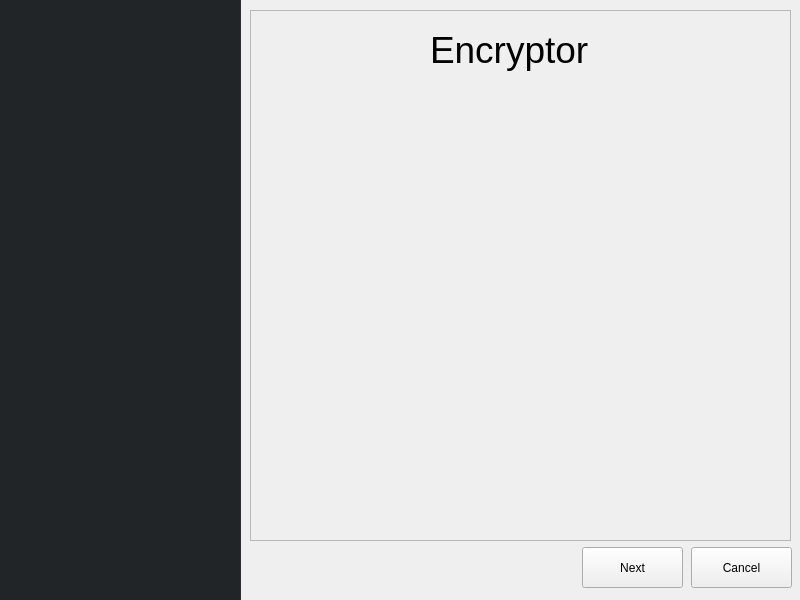
Before: the Qt Designer form installer.ui in NipunEranda/Encryptor-Installer, drawn with Qt 5.
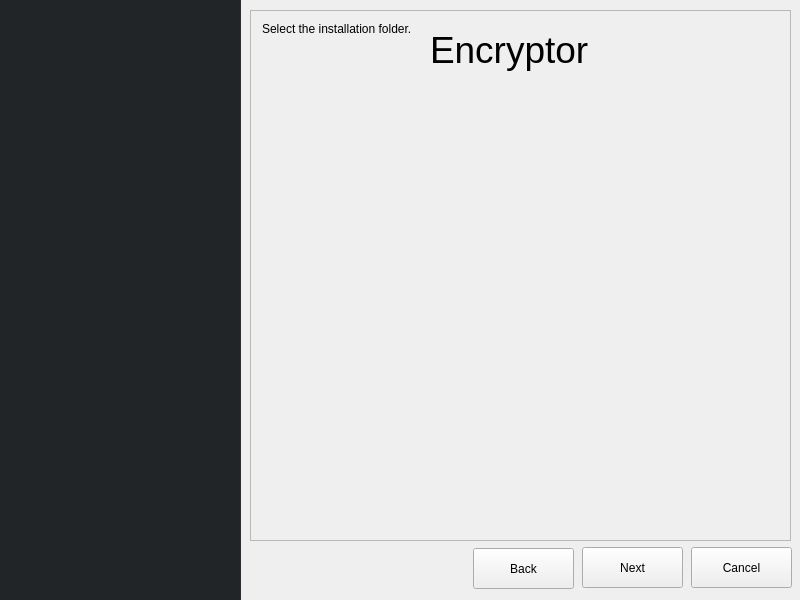
After: the same form once the commit is applied.

Commit message: back button configured

```diff
--- a/installer.ui
+++ b/installer.ui
@@ -136,6 +136,35 @@
     </property>
     <property name="frameShadow">
      <enum>QFrame::Shadow::Raised</enum>
+    </property>
+    <widget class="QLabel" name="label_2">
+     <property name="geometry">
+      <rect>
+       <x>12</x>
+       <y>12</y>
+       <width>511</width>
+       <height>61</height>
+      </rect>
+     </property>
+     <property name="text">
+      <string>Select the installation folder.</string>
+     </property>
+     <property name="alignment">
+      <set>Qt::AlignmentFlag::AlignLeading|Qt::AlignmentFlag::AlignLeft|Qt::AlignmentFlag::AlignTop</set>
+     </property>
+    </widget>
+   </widget>
+   <widget class="QPushButton" name="BackBtn">
+    <property name="geometry">
+     <rect>
+      <x>473</x>
+      <y>548</y>
+      <width>101</width>
+      <height>41</height>
+     </rect>
+    </property>
+    <property name="text">
+     <string>Back</string>
     </property>
    </widget>
   </widget>
```
Left out of the diff: 4 changed lines with no effect on the pictures. The commit also changes 4 other files.
